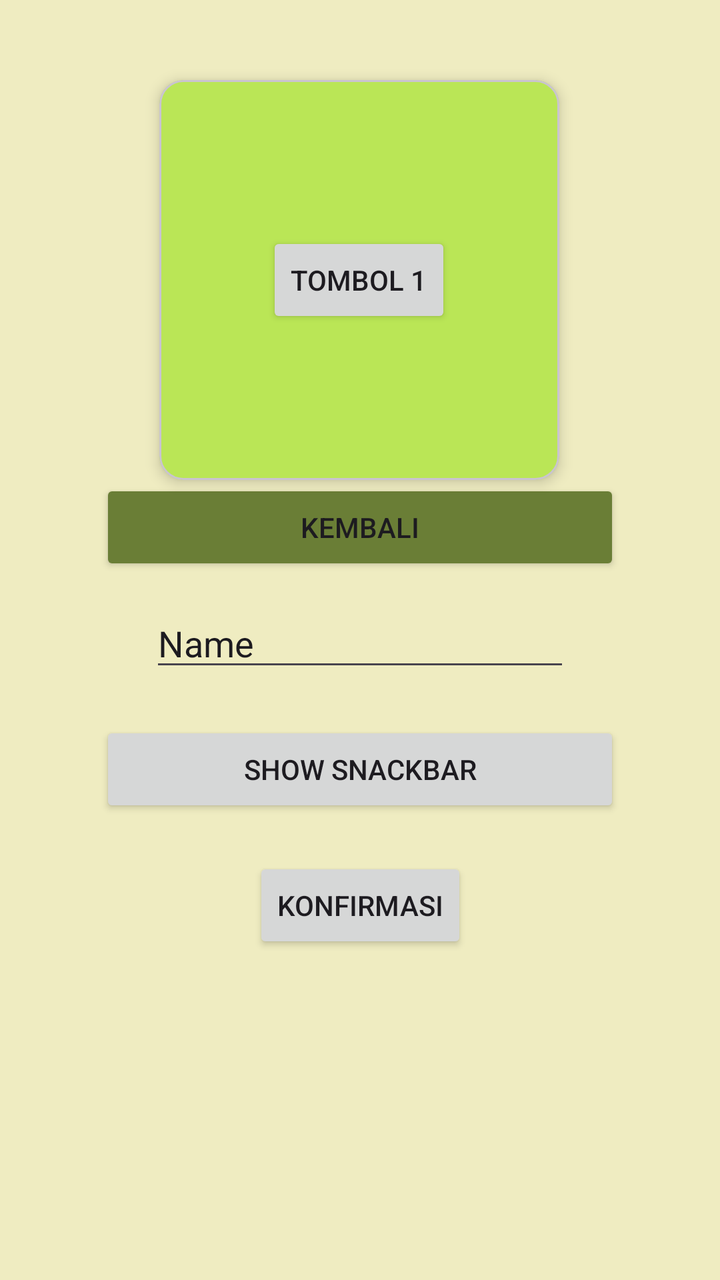
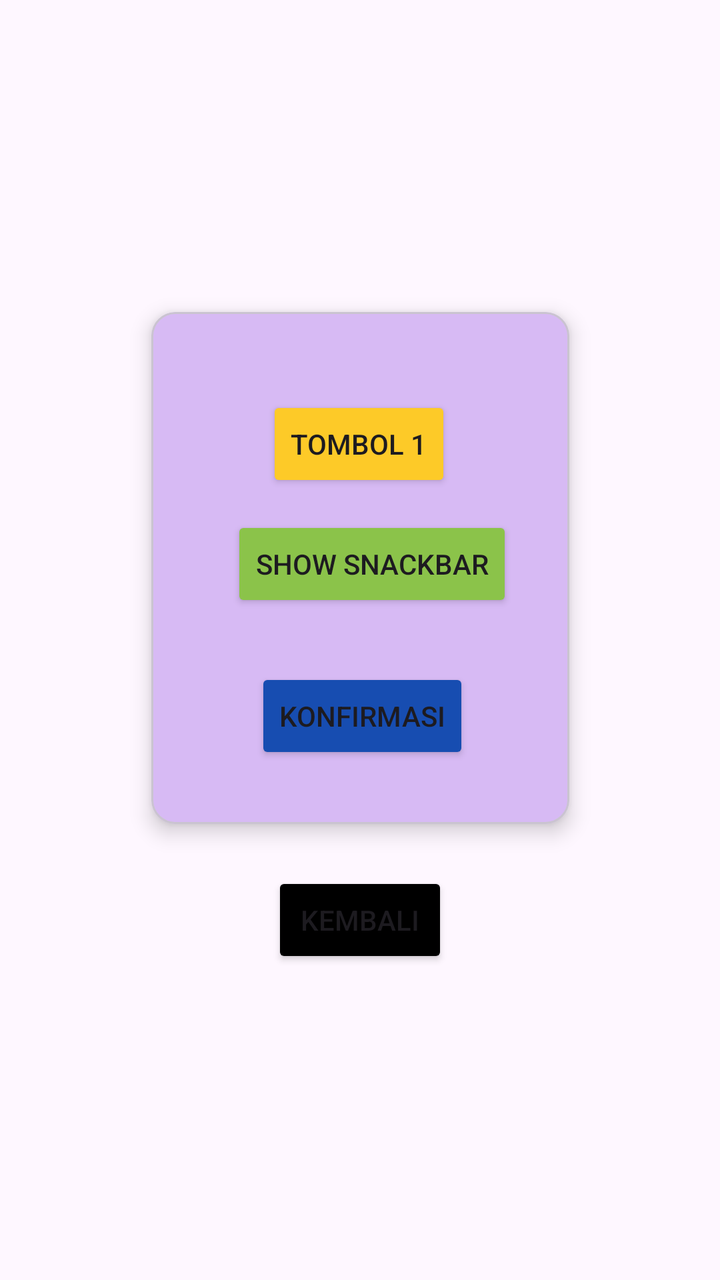

Compare the two renders of this Android layout. The source of the first and the diff that turns it into the second are given below.
<!-- AndroidManifest.xml: application theme Theme.Mars_nayna -->
<!-- res/layout/activity_fourth.xml -->
<?xml version="1.0" encoding="utf-8"?>
<androidx.constraintlayout.widget.ConstraintLayout xmlns:android="http://schemas.android.com/apk/res/android"
    xmlns:app="http://schemas.android.com/apk/res-auto"
    xmlns:tools="http://schemas.android.com/tools"
    android:id="@+id/main"
    android:layout_width="match_parent"
    android:layout_height="match_parent"
    android:background="#EFECC1"
    tools:context=".Pertemuan_4.FourthActivity">

    <Button
        android:id="@+id/btnKembali"
        android:layout_width="match_parent"
        android:layout_height="wrap_content"
        android:layout_marginHorizontal="50dp"
        android:backgroundTint="#6A7E36"
        android:text="Kembali"
        app:layout_constraintBottom_toBottomOf="parent"
        app:layout_constraintEnd_toEndOf="parent"
        app:layout_constraintStart_toStartOf="parent"
        app:layout_constraintTop_toTopOf="parent"
        app:layout_constraintVertical_bias="0.405" />

    <EditText
        android:id="@+id/Tujuan"
        android:layout_width="wrap_content"
        android:layout_height="wrap_content"
        android:ems="10"
        android:inputType="text"
        android:text="Name"
        app:layout_constraintBottom_toBottomOf="parent"
        app:layout_constraintEnd_toEndOf="parent"
        app:layout_constraintStart_toStartOf="parent"
        app:layout_constraintTop_toTopOf="parent" />

    <Button
        android:id="@+id/btnShowSnackbar"
        android:layout_width="match_parent"
        android:layout_height="wrap_content"
        android:layout_marginHorizontal="50dp"
        android:text="Show SnackBar"
        app:layout_constraintEnd_toEndOf="parent"
        app:layout_constraintStart_toStartOf="parent"
        app:layout_constraintTop_toBottomOf="@id/Tujuan"
        android:layout_marginTop="20dp" />

    <Button
        android:id="@+id/btnShowAlertDialog"
        android:layout_width="wrap_content"
        android:layout_height="wrap_content"
        android:text="Konfirmasi"
        app:layout_constraintEnd_toEndOf="parent"
        app:layout_constraintStart_toStartOf="parent"
        app:layout_constraintTop_toBottomOf="@id/btnShowSnackbar"
        android:layout_marginTop="20dp" />

    <com.google.android.material.card.MaterialCardView
        android:layout_width="200dp"
        android:layout_height="200dp"
        android:layout_marginTop="40dp"
        android:backgroundTint="#BAE656"
        app:cardCornerRadius="12dp"
        app:cardElevation="4dp"
        app:layout_constraintEnd_toEndOf="parent"
        app:layout_constraintHorizontal_bias="0.497"
        app:layout_constraintStart_toStartOf="parent"
        app:layout_constraintTop_toTopOf="parent">


        <Button
            android:id="@+id/btn1"
            android:layout_width="wrap_content"
            android:layout_height="wrap_content"
            android:layout_gravity="center"
            android:text="Tombol 1" />

    </com.google.android.material.card.MaterialCardView>

</androidx.constraintlayout.widget.ConstraintLayout>
<!-- resources referenced by this layout -->
<resources>
  <style name="Theme.Mars_nayna" parent="Base.Theme.Mars_nayna" />
  <style name="Base.Theme.Mars_nayna" parent="Theme.Material3.DayNight.NoActionBar">
          
          
      </style>
</resources>

<!-- the commit's change to res/layout/activity_fourth.xml (unified diff, before → after) -->
@@ -5,75 +5,73 @@
     android:id="@+id/main"
     android:layout_width="match_parent"
     android:layout_height="match_parent"
-    android:background="#EFECC1"
     tools:context=".Pertemuan_4.FourthActivity">
+
+    <com.google.android.material.card.MaterialCardView
+        android:id="@+id/materialCardView"
+        android:layout_width="209dp"
+        android:layout_height="256dp"
+        android:layout_marginTop="156dp"
+        android:backgroundTint="#D7BAF4"
+        app:cardElevation="6dp"
+        app:layout_constraintEnd_toEndOf="parent"
+        app:layout_constraintStart_toStartOf="parent"
+        app:layout_constraintTop_toTopOf="parent">
+
+        <androidx.constraintlayout.widget.ConstraintLayout
+            android:layout_width="match_parent"
+            android:layout_height="match_parent"
+            android:layout_margin="10dp">
+
+            <Button
+                android:id="@+id/btn1"
+                android:layout_width="wrap_content"
+                android:layout_height="wrap_content"
+                android:layout_marginTop="32dp"
+                android:backgroundTint="#FDCA28"
+                android:text="Tombol 1"
+                app:layout_constraintEnd_toEndOf="parent"
+                app:layout_constraintHorizontal_bias="0.493"
+                app:layout_constraintStart_toStartOf="parent"
+                app:layout_constraintTop_toTopOf="parent" />
+
+            <Button
+                android:id="@+id/btnShowSnackbar"
+                android:layout_width="wrap_content"
+                android:layout_height="wrap_content"
+                android:layout_marginTop="12dp"
+                android:backgroundTint="#8BC34A"
+                android:text="Show Snackbar"
+                app:layout_constraintEnd_toEndOf="parent"
+                app:layout_constraintHorizontal_bias="0.619"
+                app:layout_constraintStart_toStartOf="parent"
+                app:layout_constraintTop_toBottomOf="@+id/btn1" />
+
+            <Button
+                android:id="@+id/btnShowAlertDialog"
+                android:layout_width="wrap_content"
+                android:layout_height="wrap_content"
+                android:layout_marginTop="28dp"
+                android:backgroundTint="#174DB1"
+                android:text="Konfirmasi"
+                app:layout_constraintEnd_toEndOf="parent"
+                app:layout_constraintHorizontal_bias="0.513"
+                app:layout_constraintStart_toStartOf="parent"
+                app:layout_constraintTop_toBottomOf="@+id/btnShowSnackbar" />
+
+        </androidx.constraintlayout.widget.ConstraintLayout>
+
+    </com.google.android.material.card.MaterialCardView>
 
     <Button
         android:id="@+id/btnKembali"
-        android:layout_width="match_parent"
+        android:layout_width="wrap_content"
         android:layout_height="wrap_content"
-        android:layout_marginHorizontal="50dp"
-        android:backgroundTint="#6A7E36"
+        android:layout_marginTop="24dp"
+        android:backgroundTint="@color/black"
         android:text="Kembali"
-        app:layout_constraintBottom_toBottomOf="parent"
         app:layout_constraintEnd_toEndOf="parent"
         app:layout_constraintStart_toStartOf="parent"
-        app:layout_constraintTop_toTopOf="parent"
-        app:layout_constraintVertical_bias="0.405" />
-
-    <EditText
-        android:id="@+id/Tujuan"
-        android:layout_width="wrap_content"
-        android:layout_height="wrap_content"
-        android:ems="10"
-        android:inputType="text"
-        android:text="Name"
-        app:layout_constraintBottom_toBottomOf="parent"
-        app:layout_constraintEnd_toEndOf="parent"
-        app:layout_constraintStart_toStartOf="parent"
-        app:layout_constraintTop_toTopOf="parent" />
-
-    <Button
-        android:id="@+id/btnShowSnackbar"
-        android:layout_width="match_parent"
-        android:layout_height="wrap_content"
-        android:layout_marginHorizontal="50dp"
-        android:text="Show SnackBar"
-        app:layout_constraintEnd_toEndOf="parent"
-        app:layout_constraintStart_toStartOf="parent"
-        app:layout_constraintTop_toBottomOf="@id/Tujuan"
-        android:layout_marginTop="20dp" />
-
-    <Button
-        android:id="@+id/btnShowAlertDialog"
-        android:layout_width="wrap_content"
-        android:layout_height="wrap_content"
-        android:text="Konfirmasi"
-        app:layout_constraintEnd_toEndOf="parent"
-        app:layout_constraintStart_toStartOf="parent"
-        app:layout_constraintTop_toBottomOf="@id/btnShowSnackbar"
-        android:layout_marginTop="20dp" />
-
-    <com.google.android.material.card.MaterialCardView
-        android:layout_width="200dp"
-        android:layout_height="200dp"
-        android:layout_marginTop="40dp"
-        android:backgroundTint="#BAE656"
-        app:cardCornerRadius="12dp"
-        app:cardElevation="4dp"
-        app:layout_constraintEnd_toEndOf="parent"
-        app:layout_constraintHorizontal_bias="0.497"
-        app:layout_constraintStart_toStartOf="parent"
-        app:layout_constraintTop_toTopOf="parent">
-
-
-        <Button
-            android:id="@+id/btn1"
-            android:layout_width="wrap_content"
-            android:layout_height="wrap_content"
-            android:layout_gravity="center"
-            android:text="Tombol 1" />
-
-    </com.google.android.material.card.MaterialCardView>
+        app:layout_constraintTop_toBottomOf="@+id/materialCardView" />
 
 </androidx.constraintlayout.widget.ConstraintLayout>
<!-- resource entries referenced after the edit -->
@@ -1,5 +1,6 @@
 <!-- resources referenced by this layout -->
 <resources>
+  <color name="black">#FF000000</color>
   <style name="Theme.Mars_nayna" parent="Base.Theme.Mars_nayna" />
   <style name="Base.Theme.Mars_nayna" parent="Theme.Material3.DayNight.NoActionBar">
           
